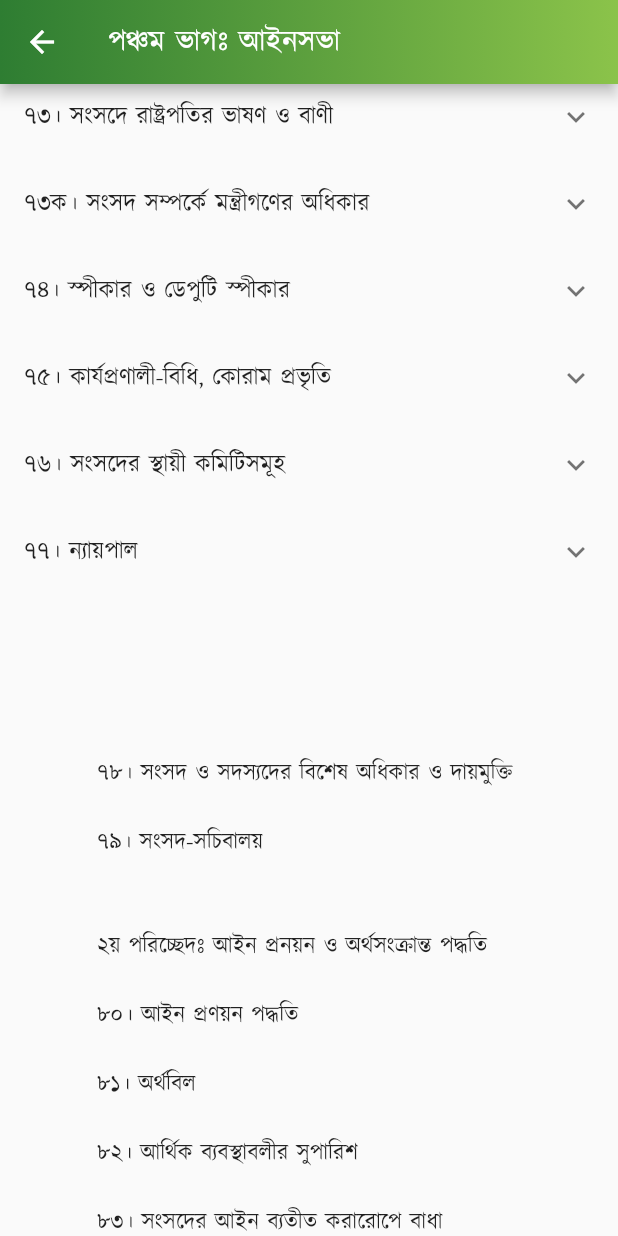
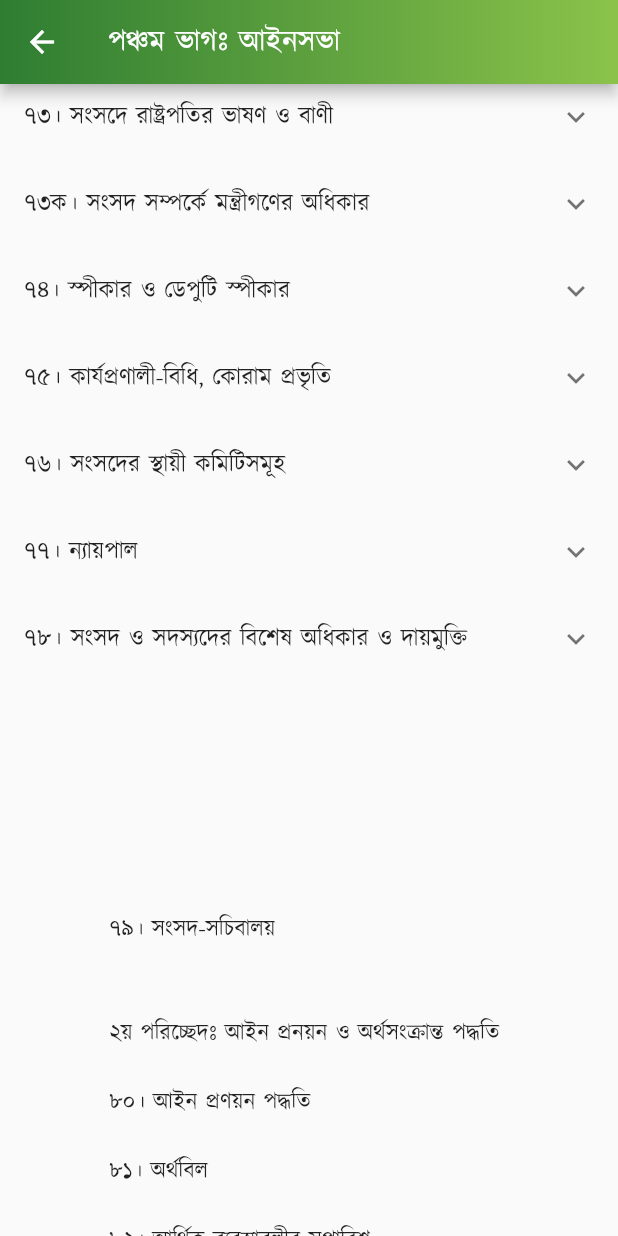
Before and after one commit to Azimul-Haque/flutter-onesignal, a Flutter app: the PartFive screen opened directly, scrolled down 576 dp, on a phone screen of 412 x 824 dp. Run offline on Flutter 3.47's test engine with Material 2 defaults, Android fonts, the phone set to English and light mode, and no system bars; our stand-ins replace fluttertoast, package_info_plus, percent_indicator, shared_preferences, sqflite; missing offline and left inert: blinking_text, flutter_share, onesignal_flutter, slide_popup_dialog; accounts and stored records are empty; network calls fail.

Commit message:
Commit Sun 03/27/2022 23:45:17.29 1564

```diff
--- a/lib/pages/constitution/part5.dart
+++ b/lib/pages/constitution/part5.dart
@@ -324,11 +324,31 @@ class PartFive extends StatelessWidget {
               )),
             ],
           ),
+          ExpansionTile(
+            title: Text('৭৮। সংসদ ও সদস্যদের বিশেষ অধিকার ও দায়মুক্তি'),
+            children: <Widget>[
+              ListTile(
+                  title: SelectableText(
+                '৭৮। (১) সংসদের কার্যধারার বৈধতা সম্পর্কে কোন আদালতে প্রশ্ন উত্থাপন করা যাইবে না।',
+                textAlign: TextAlign.justify,
+              )),
+              ListTile(
+                  title: SelectableText(
+                '(২) সংসদ আইনের দ্বারা ন্যায়পালকে কোন মন্ত্রণালয়, সরকারী কর্মচারী বা সংবিধিবদ্ধ সরকারী কর্তৃপক্ষের যে কোন কার্য সম্পর্কে তদন্ত পরিচালনার ক্ষমতাসহ যেরূপ ক্ষমতা কিংবা যেরূপ দায়িত্ব প্রদান করিবেন, ন্যায়পাল সেইরূপ ক্ষমতা প্রয়োগ ও দায়িত্ব পালন করিবেন।',
+                textAlign: TextAlign.justify,
+              )),
+              ListTile(
+                  title: SelectableText(
+                '(৩) ন্যায়পাল তাঁহার দায়িত্বপালন সম্পর্কে বাৎসরিক রিপোর্ট প্রণয়ন করিবেন এবং অনুরূপ রিপোর্ট সংসদে উপস্থাপিত হইবে।',
+                textAlign: TextAlign.justify,
+              )),
+            ],
+          ),
           Padding(
             padding: EdgeInsets.all(15),
             child: Column(children: <Widget>[
               Text(
-                "\n\n \n\n৭৮। সংসদ ও সদস্যদের বিশেষ অধিকার ও দায়মুক্তি \n\n৭৯। সংসদ-সচিবালয় \n\n\n২য় পরিচ্ছেদঃ আইন প্রনয়ন ও অর্থসংক্রান্ত পদ্ধতি \n\n৮০। আইন প্রণয়ন পদ্ধতি \n\n৮১। অর্থবিল \n\n৮২। আর্থিক ব্যবস্থাবলীর সুপারিশ \n\n৮৩। সংসদের আইন ব্যতীত করারোপে বাধা \n\n৮৪। সংযুক্ত তহবিল ও প্রজাতন্ত্রের সরকারী হিসাব \n\n৮৫। সরকারী অর্থের নিয়ন্ত্রণ \n\n৮৬। প্রজাতন্ত্রের সরকারী হিসাবে প্রদেয় অর্থ \n\n৮৭। বার্ষিক আর্থিক বিবৃতি \n\n৮৮। সংযুক্ত তহবিলের উপর দায় \n\n৮৯। বার্ষিক আর্থিক বিবৃতি সম্পর্কিত পদ্ধতি \n\n৯০। নির্দিষ্টকরণ আইন \n\n৯১। সম্পূরক ও অতিরিক্ত মঞ্জুরী \n\n৯২। হিসাব, ঋণ প্রভৃতির উপর ভোট \n\n৯২ক। [বিলুপ্ত] \n\n\n৩য় পরিচ্ছেদঃ অধ্যাদেশপ্রণয়ন-ক্ষমতা \n\n৯৩। অধ্যাদেশপ্রণয়ন-ক্ষমতা",
+                "\n\n \n\n \n\n৭৯। সংসদ-সচিবালয় \n\n\n২য় পরিচ্ছেদঃ আইন প্রনয়ন ও অর্থসংক্রান্ত পদ্ধতি \n\n৮০। আইন প্রণয়ন পদ্ধতি \n\n৮১। অর্থবিল \n\n৮২। আর্থিক ব্যবস্থাবলীর সুপারিশ \n\n৮৩। সংসদের আইন ব্যতীত করারোপে বাধা \n\n৮৪। সংযুক্ত তহবিল ও প্রজাতন্ত্রের সরকারী হিসাব \n\n৮৫। সরকারী অর্থের নিয়ন্ত্রণ \n\n৮৬। প্রজাতন্ত্রের সরকারী হিসাবে প্রদেয় অর্থ \n\n৮৭। বার্ষিক আর্থিক বিবৃতি \n\n৮৮। সংযুক্ত তহবিলের উপর দায় \n\n৮৯। বার্ষিক আর্থিক বিবৃতি সম্পর্কিত পদ্ধতি \n\n৯০। নির্দিষ্টকরণ আইন \n\n৯১। সম্পূরক ও অতিরিক্ত মঞ্জুরী \n\n৯২। হিসাব, ঋণ প্রভৃতির উপর ভোট \n\n৯২ক। [বিলুপ্ত] \n\n\n৩য় পরিচ্ছেদঃ অধ্যাদেশপ্রণয়ন-ক্ষমতা \n\n৯৩। অধ্যাদেশপ্রণয়ন-ক্ষমতা",
                 style:
                     TextStyle(color: Colors.black87, fontSize: 15, height: 1.5),
                 textAlign: TextAlign.justify,
```
